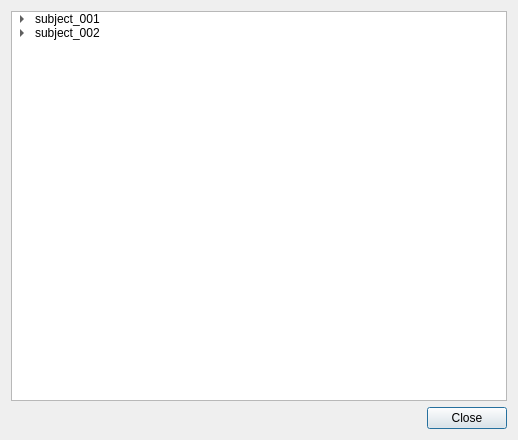
Old version of the form meggie/mainwindow/dialogs/actionDialogUi.ui in the repository cibr-jyu/meggie.
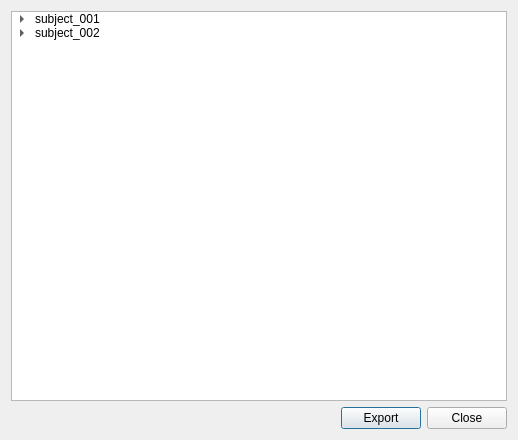
New version of the form.

Commit message: Improve action logging functionality for better reproduciblity

```diff
--- a/meggie/mainwindow/dialogs/actionDialogUi.ui
+++ b/meggie/mainwindow/dialogs/actionDialogUi.ui
@@ -29,6 +29,13 @@
        </property>
       </spacer>
      </item>
+     <item>
+      <widget class="QPushButton" name="pushButtonExport">
+       <property name="text">
+        <string>Export</string>
+       </property>
+      </widget>
+     </item>
      <item>
       <widget class="QPushButton" name="pushButtonClose">
        <property name="text">
```
The commit also changes 25 other files.
